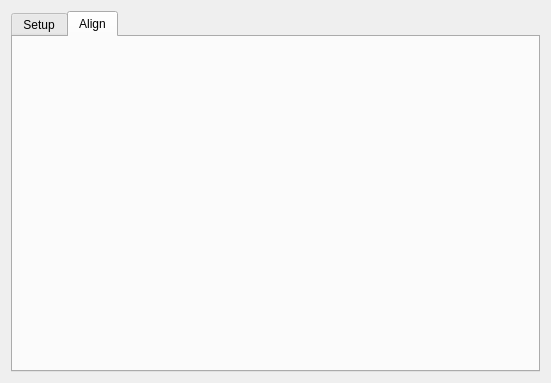
Old version of the form kstars/ekos/ekosmanager.ui in the repository KDE/kstars.
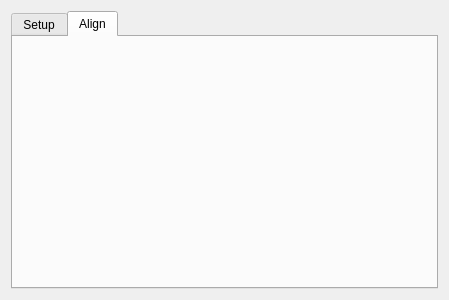
New version of the form. The open tabs and pages were chosen to show the change. Custom widgets are drawn as their Qt base class.

```diff
--- a/kstars/ekos/ekosmanager.ui
+++ b/kstars/ekos/ekosmanager.ui
@@ -6,8 +6,8 @@
    <rect>
     <x>0</x>
     <y>0</y>
-    <width>551</width>
-    <height>383</height>
+    <width>449</width>
+    <height>300</height>
    </rect>
   </property>
   <property name="windowTitle">
@@ -16,18 +16,6 @@
   <layout class="QVBoxLayout" name="verticalLayout">
    <item>
     <widget class="QTabWidget" name="toolsWidget">
-     <property name="sizePolicy">
-      <sizepolicy hsizetype="Expanding" vsizetype="Minimum">
-       <horstretch>0</horstretch>
-       <verstretch>0</verstretch>
-      </sizepolicy>
-     </property>
-     <property name="minimumSize">
-      <size>
-       <width>0</width>
-       <height>150</height>
-      </size>
-     </property>
      <property name="currentIndex">
       <number>0</number>
      </property>
@@ -242,9 +230,6 @@
       </layout>
      </widget>
      <widget class="QWidget" name="alignTab">
-      <property name="enabled">
-       <bool>false</bool>
-      </property>
       <attribute name="title">
        <string>Align</string>
       </attribute>
```
